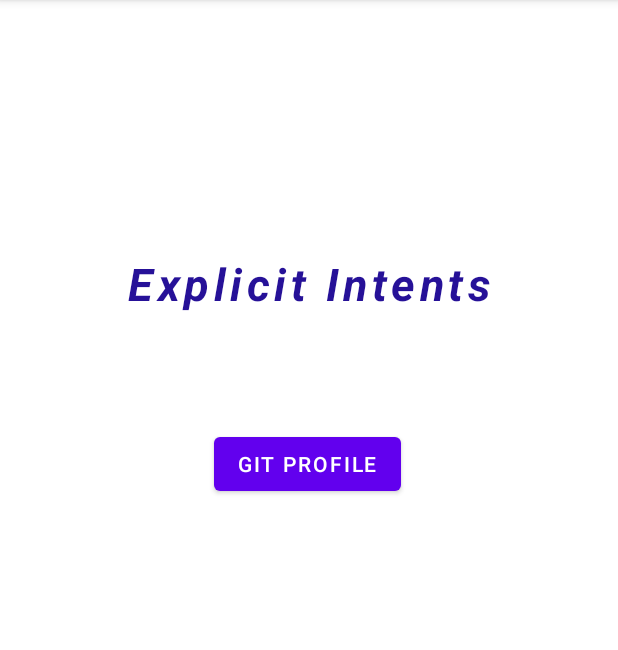
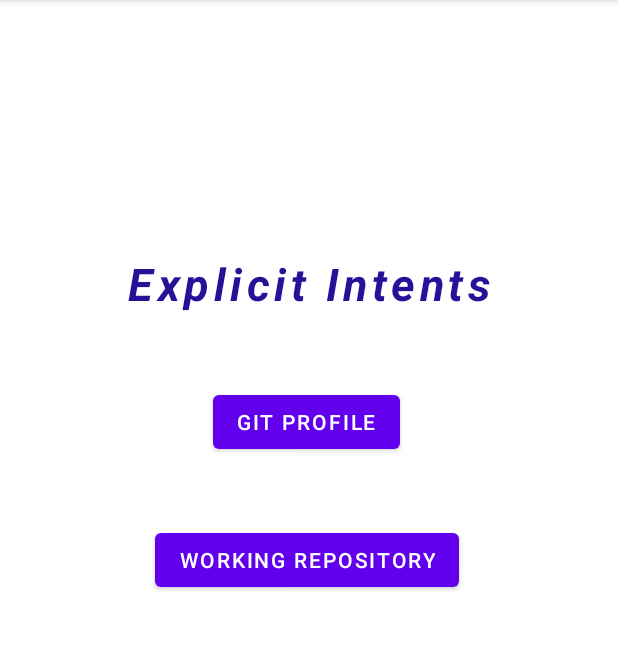
Before and after one commit to AliTechMaestro/Mob_Comp_Project_8-PostMid, an Android app: the screen it shows after launch (MainActivity), after a tap on "GIT PROFILE", on a phone screen of 412 x 824 dp, the part 84-734 px from its top. Run offline under Robolectric (Android 15) with nearby library versions, the phone set to English and light mode, and no system bars.

```diff
--- a/app/src/main/java/com/example/myapplication/MainActivity.java
+++ b/app/src/main/java/com/example/myapplication/MainActivity.java
@@ -8,23 +8,38 @@ import android.os.Bundle;
 import android.view.View;
 import android.widget.Button;
 
-public class MainActivity extends AppCompatActivity {
-    Button button;
+public class MainActivity extends AppCompatActivity implements View.OnClickListener{
+    Button btn1,btn2;
 
     @Override
     protected void onCreate(Bundle savedInstanceState) {
-        button = findViewById(R.id.btn);
         super.onCreate(savedInstanceState);
         setContentView(R.layout.activity_main);
 
+        btn1 = findViewById(R.id.btn1);
+        btn2 = findViewById(R.id.btn2);
 
+        btn1.setOnClickListener(this);
+        btn2.setOnClickListener(this);
+    }
+    @Override
+    public void onClick(View v){
+        switch (v.getId()){
+            case R.id.btn1:
+                Uri git_Profile = Uri.parse("https://github.com/BSEF19A525");
+
+                Intent intent = new Intent(Intent.ACTION_VIEW, git_Profile);
+
+                startActivity(intent);
+            break;
+            case R.id.btn2:
+                Uri git_repo = Uri.parse("https://github.com/BSEF19A525/Mob_Comp_Project_8-PostMid");
+
+                Intent intent2 = new Intent(Intent.ACTION_VIEW, git_repo);
+
+                startActivity(intent2);
+                break;
+        }
     }
 
-    public void gitProfile(View v){
-        Uri git_Profile = Uri.parse("https://github.com/BSEF19A525");
-
-        Intent intent = new Intent(Intent.ACTION_VIEW, git_Profile);
-
-        startActivity(intent);
-    }
 }
--- a/app/src/main/res/layout/activity_main.xml
+++ b/app/src/main/res/layout/activity_main.xml
@@ -23,15 +23,25 @@
         app:layout_constraintVertical_bias="0.232" />
 
     <Button
-        android:id="@+id/button"
-        android:onClick="gitProfile"
+        android:id="@+id/btn1"
         android:layout_width="wrap_content"
         android:layout_height="wrap_content"
-        android:layout_marginTop="76dp"
+        android:layout_marginTop="48dp"
+
         android:text="@string/buttonTxt"
         app:layout_constraintEnd_toEndOf="@+id/textView"
-        app:layout_constraintHorizontal_bias="0.489"
+        app:layout_constraintHorizontal_bias="0.487"
         app:layout_constraintStart_toStartOf="@+id/textView"
         app:layout_constraintTop_toBottomOf="@+id/textView" />
 
+    <Button
+        android:id="@+id/btn2"
+        android:layout_width="wrap_content"
+        android:layout_height="wrap_content"
+        android:layout_marginTop="44dp"
+        android:text="@string/btnTxt2"
+        app:layout_constraintEnd_toEndOf="@+id/btn1"
+        app:layout_constraintStart_toStartOf="@+id/btn1"
+        app:layout_constraintTop_toBottomOf="@+id/btn1" />
+
 </androidx.constraintlayout.widget.ConstraintLayout>
--- a/app/src/main/res/values/strings.xml
+++ b/app/src/main/res/values/strings.xml
@@ -2,5 +2,6 @@
     <string name="app_name">My Application</string>
     <string name="title">Explicit Intents</string>
     <string name="buttonTxt">Git Profile</string>
+    <string name="btnTxt2">Working Repository</string>
 
 </resources>
```
